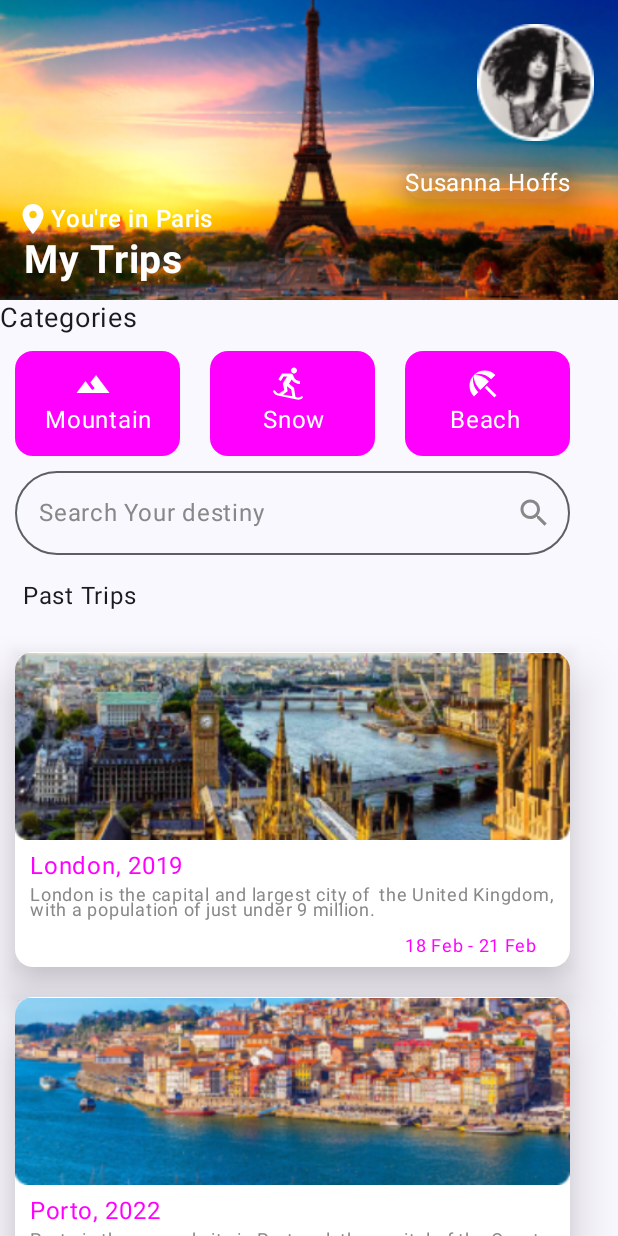
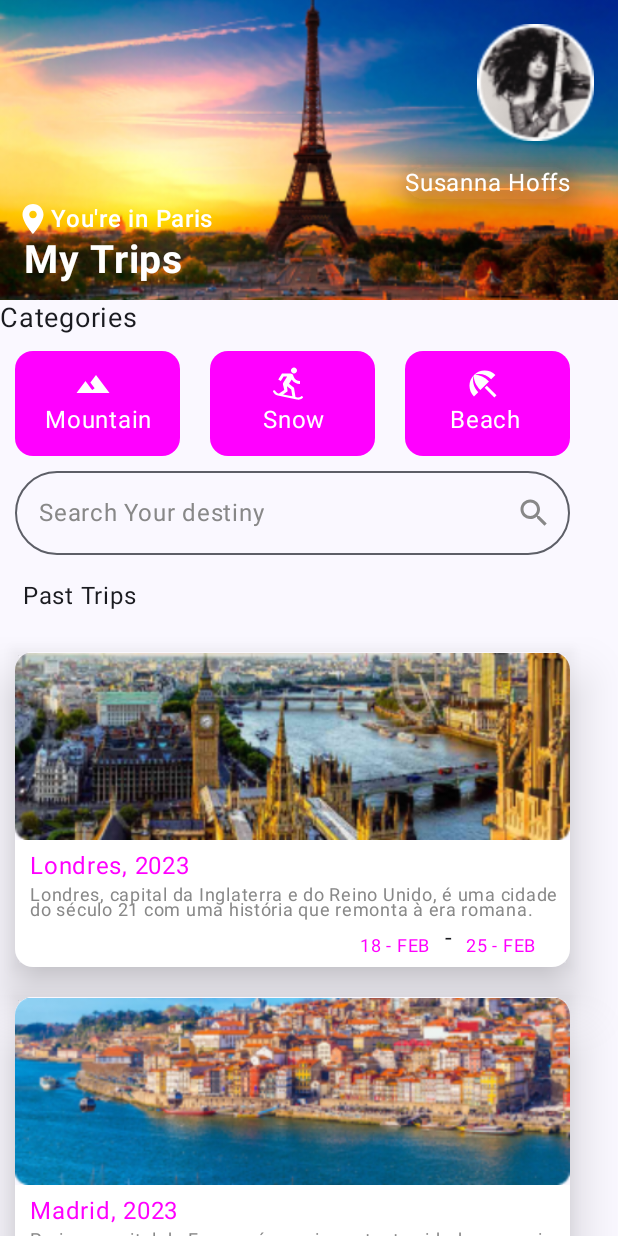
Before and after one commit to 1nocente/Navtrips, an Android app built with Jetpack Compose: the home screen opened through its navigation route, on a phone screen of 412 x 824 dp. Run offline under Robolectric (Android 15) with nearby library versions, the phone set to English and light mode, and no system bars.

Commit message:
Repository Items

```diff
--- /dev/null
+++ b/app/src/main/java/br/senai/sp/jandira/navtrips/model/Viagem.kt
@@ -0,0 +1,14 @@
+package br.senai.sp.jandira.viagem.model
+
+import android.graphics.drawable.Drawable
+import androidx.compose.ui.graphics.painter.Painter
+import java.time.LocalDate
+
+data class Viagem(
+    var id:Int = 0,
+    var destino:String = "",
+    var dataChegada:LocalDate = LocalDate.now(),
+    var dataPartida:LocalDate = LocalDate.now(),
+    var descricao: String = "",
+    var imagem:Painter? = null
+)
--- /dev/null
+++ b/app/src/main/java/br/senai/sp/jandira/navtrips/repository/ViagemRepository.kt
@@ -0,0 +1,45 @@
+package br.senai.sp.jandira.viagem.repository
+
+import android.content.Context
+import androidx.compose.runtime.Composable
+import androidx.compose.ui.res.painterResource
+import br.senai.sp.jandira.navtrips.R
+import br.senai.sp.jandira.viagem.model.Viagem
+import java.time.LocalDate
+
+class ViagemRepository {
+
+    @Composable
+    fun listarTodasAsViagens(context:Context): List<Viagem>{
+
+        //Viagem viagemLondres = new Viagem()
+        val viagemLondres = Viagem()
+        viagemLondres.id = 1
+        viagemLondres.destino = "Londres"
+        viagemLondres.descricao = "Londres, capital da Inglaterra e do Reino Unido, é uma cidade do século 21 com uma história que remonta à era romana."
+        viagemLondres.dataChegada = LocalDate.of(2023, 2, 18)
+        viagemLondres.dataPartida = LocalDate.of(2023, 2, 25)
+        viagemLondres.imagem = painterResource(R.drawable.london)
+
+        val viagemParis = Viagem()
+        viagemParis.id = 2
+        viagemParis.destino = "Paris"
+        viagemParis.descricao = "Madri, a capital da Espanha, situada no centro do país, é uma cidade de avenidas elegantes e parques grandes e bem cuidados, como o Buen Retiro."
+        viagemParis.dataChegada = LocalDate.of(2023, 2, 26)
+        viagemParis.dataPartida = LocalDate.of(2023, 3, 1)
+        viagemParis.imagem = painterResource(R.drawable.paris)
+
+        val viagemMadrid = Viagem()
+        viagemMadrid.id = 3
+        viagemMadrid.destino = "Madrid"
+        viagemMadrid.descricao = "Paris, a capital da França, é uma importante cidade europeia e um centro mundial de arte, moda, gastronomia e cultura."
+        viagemMadrid.dataChegada = LocalDate.of(2023, 2, 1)
+        viagemMadrid.dataPartida = LocalDate.of(2023, 3, 4)
+        viagemMadrid.imagem = painterResource(R.drawable.porto)
+        //val viagens = listOf<>()
+
+        val viagens = listOf(viagemLondres, viagemMadrid, viagemParis)
+        return viagens
+
+    }
+}
--- a/app/src/main/java/br/senai/sp/jandira/navtrips/screens/telaHome.kt
+++ b/app/src/main/java/br/senai/sp/jandira/navtrips/screens/telaHome.kt
@@ -11,6 +11,7 @@ import androidx.compose.foundation.layout.padding
 import androidx.compose.foundation.layout.width
 import androidx.compose.foundation.lazy.LazyColumn
 import androidx.compose.foundation.lazy.LazyRow
+import androidx.compose.foundation.lazy.items
 import androidx.compose.foundation.shape.CircleShape
 import androidx.compose.foundation.shape.RoundedCornerShape
 import androidx.compose.material.icons.Icons
@@ -32,6 +33,7 @@ import androidx.compose.ui.Modifier
 import androidx.compose.ui.draw.shadow
 import androidx.compose.ui.graphics.Color
 import androidx.compose.ui.layout.ContentScale
+import androidx.compose.ui.platform.LocalContext
 import androidx.compose.ui.res.painterResource
 import androidx.compose.ui.text.font.FontWeight
 import androidx.compose.ui.tooling.preview.Preview
@@ -40,9 +42,13 @@ import androidx.compose.ui.unit.sp
 import androidx.navigation.NavHostController
 import br.senai.sp.jandira.navtrips.R
 import br.senai.sp.jandira.navtrips.ui.theme.NavTripsTheme
+import br.senai.sp.jandira.navtrips.ui.theme.simplificarData
+import br.senai.sp.jandira.viagem.repository.ViagemRepository
 
 @Composable
 fun telaHome(controleDeNavegacao: NavHostController) {
+
+    val viagens = ViagemRepository().listarTodasAsViagens(LocalContext.current)
 
     NavTripsTheme {
 
@@ -216,7 +222,7 @@ fun telaHome(controleDeNavegacao: NavHostController) {
                     .padding(15.dp))
 
                 LazyColumn{
-                    item(1){
+                    items(viagens){
                         Card (
                             modifier = Modifier
                                 .height(230.dp)
@@ -226,52 +232,38 @@ fun telaHome(controleDeNavegacao: NavHostController) {
                             colors = CardDefaults.cardColors(Color.White)
                         ) {
                             Column {
-                                Image(
-                                    painterResource(id = R.drawable.london),
-                                    contentDescription = "London",
+                                Surface {
+                                    Image(painter =if (it.imagem == null)
+                                        painterResource(id = R.drawable.freefire) else  it.imagem!!,
+                                        contentDescription = "",
                                         modifier = Modifier
                                             .fillMaxWidth()
                                             .height(125.dp))
+                                }
+                                Text(text = "${it.destino}," +
+                                        " ${it.dataPartida.year}",
 
-                                Text(text = "London, 2019", color = Color.Magenta,
+                                        color = Color.Magenta,
                                     modifier = Modifier
-                                        .padding(start = 10.dp, top = 5.dp))
-                                Text(text = "London is the capital and largest city of  the United Kingdom, with a population of just under 9 million.",
-                                    fontSize = 12.sp, lineHeight = 10.sp, color = Color.Gray, modifier = Modifier
+                                        .padding(start = 10.dp, top = 5.dp)
+                                )
+                                Text(text = it.descricao, fontSize = 12.sp, lineHeight = 10.sp, color = Color.Gray, modifier = Modifier
                                     .padding(start = 10.dp))
-
-                                Text(text = "18 Feb - 21 Feb", fontSize = 12.sp, color = Color.Magenta, modifier = Modifier
-                                    .padding(start = 260.dp, top = 5.dp))
-                            }
+                                Row {
 
 
+                                    Text(
+                                        text = simplificarData(it.dataChegada),
+                                        fontSize = 12.sp, color = Color.Magenta, modifier = Modifier
+                                            .padding(start = 230.dp, top = 5.dp)
+                                    )
+                                    Text(text = "  -  ")
+                                    Text(
+                                        text = simplificarData(it.dataPartida),
+                                        fontSize = 12.sp, color = Color.Magenta, modifier = Modifier
+                                            .padding(start = 0.dp, top = 5.dp)
+                                    )
                                 }
-
-                        Card (
-                            modifier = Modifier
-                                .height(230.dp)
-                                .width(390.dp)
-                                .padding(10.dp)
-                                .shadow(20.dp),
-                            colors = CardDefaults.cardColors(Color.White)
-                        ) {
-                            Column {
-                                Image(
-                                    painterResource(id = R.drawable.porto),
-                                    contentDescription = "Porto",
-                                    modifier = Modifier
-                                        .fillMaxWidth()
-                                        .height(125.dp))
-
-                                Text(text = "Porto, 2022", color = Color.Magenta,
-                                    modifier = Modifier
-                                        .padding(start = 10.dp, top = 5.dp))
-                                Text(text = "Porto is the second city in Portugal, the capital of the Oporto District, and one of the Iberian Peninsula's major urban areas.",
-                                    fontSize = 12.sp, lineHeight = 10.sp, color = Color.Gray, modifier = Modifier
-                                        .padding(start = 10.dp))
-
-                                Text(text = "18 Feb - 21 Feb", fontSize = 12.sp, color = Color.Magenta, modifier = Modifier
-                                    .padding(start = 260.dp, top = 5.dp))
                             }
 
 
--- /dev/null
+++ b/app/src/main/java/br/senai/sp/jandira/navtrips/ui/theme/utilitary.kt
@@ -0,0 +1,9 @@
+package br.senai.sp.jandira.navtrips.ui.theme
+
+import java.time.LocalDate
+
+fun simplificarData(DataExtenso: LocalDate): String{
+    val dia = "${DataExtenso.dayOfMonth}"
+    val mes = "${DataExtenso.month}".substring(0 .. 2)
+    return "$dia - $mes"
+}
```
Lines whose indentation alone changed are shown as unchanged.
